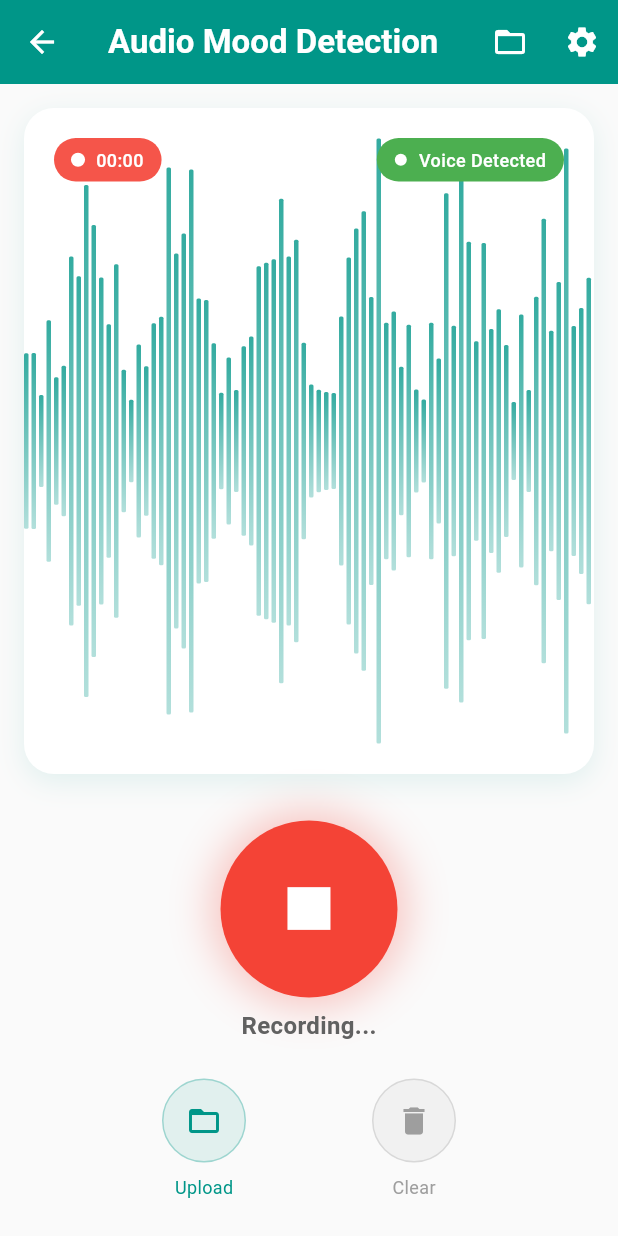
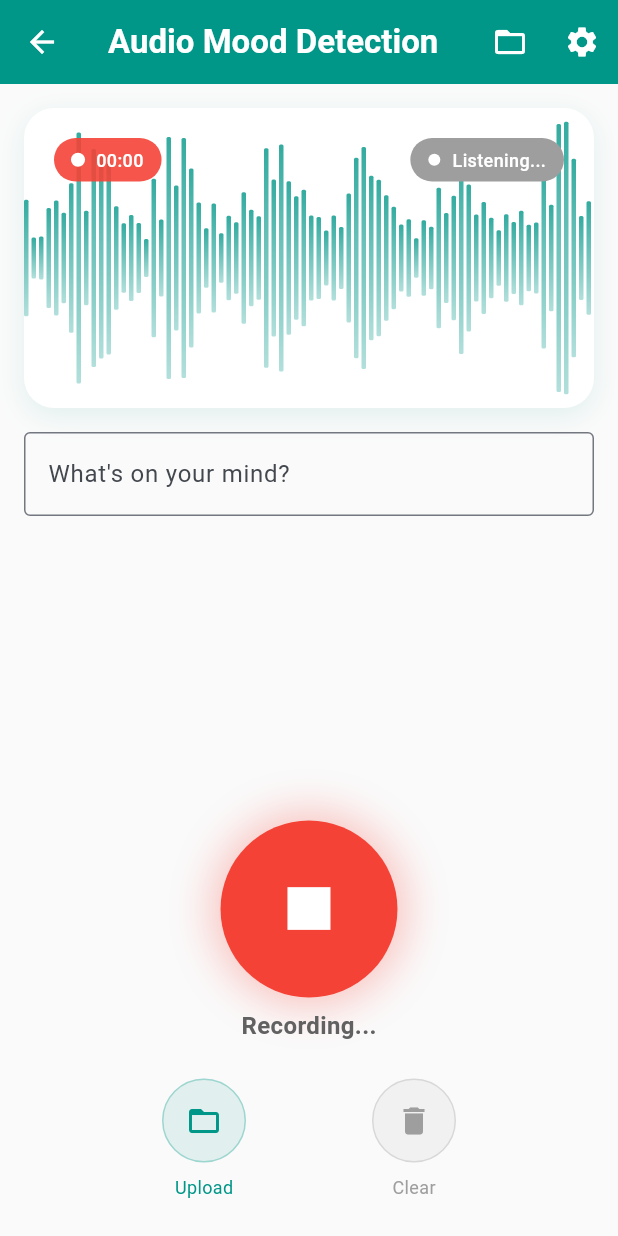
Before and after one commit to Dhatripatel06/MindHeal, a Flutter app: the AudioMoodDetectionPage screen opened directly, after a tap on the "mic" icon, on a phone screen of 412 x 824 dp. Run offline on Flutter 3.47's test engine with Material 3 defaults, Android fonts, the phone set to English and light mode, and no system bars; our stand-ins replace camera, cloud_firestore, file_picker, firebase_auth, firebase_core, fl_chart and 11 more; missing offline and left inert: google_mlkit_face_detection, local_auth_android, local_auth_ios, onnxruntime, record, translator; accounts and stored records are empty.

Commit message:
Upload project to mindheal repo

```diff
--- a/lib/features/mood_detection/data/services/audio_processing_service.dart
+++ b/lib/features/mood_detection/data/services/audio_processing_service.dart
@@ -1,6 +1,12 @@
 import 'dart:async';
 import 'dart:io';
 import 'dart:math';
+import 'package:flutter/services.dart';
+import 'package:path_provider/path_provider.dart';
+import 'package:record/record.dart';
+import 'package:onnxruntime/onnxruntime.dart';
+import 'package:translator/translator.dart';
+import 'package:google_generative_ai/google_generative_ai.dart';
 import '../models/emotion_result.dart';
 
 class AudioProcessingService {
@@ -8,28 +14,27 @@ class AudioProcessingService {
   factory AudioProcessingService() => _instance;
   AudioProcessingService._internal();
 
+  final AudioRecorder _audioRecorder = AudioRecorder();
+  final translator = GoogleTranslator();
+  late final GenerativeModel _generativeModel;
+
   final StreamController<List<double>> _audioDataController = StreamController<List<double>>.broadcast();
   bool _isRecording = false;
   String? _recordingPath;
-  Timer? _dataTimer;
 
   Stream<List<double>> get audioDataStream => _audioDataController.stream;
 
+  Future<void> initialize(String apiKey) async {
+    _generativeModel = GenerativeModel(model: 'gemini-pro', apiKey: apiKey);
+  }
+
   Future<void> startRecording() async {
     try {
-      // TODO: Initialize actual audio recording
-      // Use record package or similar for actual implementation
+      final directory = await getApplicationDocumentsDirectory();
+      _recordingPath = '${directory.path}/recording_${DateTime.now().millisecondsSinceEpoch}.wav';
 
+      await _audioRecorder.start(const RecordConfig(), path: _recordingPath!);
       _isRecording = true;
-      _recordingPath = '/tmp/recording_${DateTime.now().millisecondsSinceEpoch}.wav';
-
-      // Simulate audio data stream
-      _dataTimer = Timer.periodic(const Duration(milliseconds: 50), (timer) {
-        if (_isRecording) {
-          final audioData = _generateSimulatedAudioData();
-          _audioDataController.add(audioData);
-        }
-      });
 
     } catch (e) {
       print('Error starting recording: $e');
@@ -38,11 +43,8 @@ class AudioProcessingService {
 
   Future<void> stopRecording() async {
     try {
+      await _audioRecorder.stop();
       _isRecording = false;
-      _dataTimer?.cancel();
-
-      // TODO: Stop actual audio recording
-
     } catch (e) {
       print('Error stopping recording: $e');
     }
@@ -52,30 +54,54 @@ class AudioProcessingService {
     if (_recordingPath == null) {
       throw Exception('No recording available');
     }
+    return _analyzeAudioFile(File(_recordingPath!));
+  }
 
+  Future<EmotionResult> analyzeAudioFile(File audioFile) async {
+    return _analyzeAudioFile(audioFile);
+  }
+
+  Future<EmotionResult> _analyzeAudioFile(File audioFile) async {
     try {
-      // TODO: Implement actual audio emotion analysis
-      // This would involve:
-      // 1. Loading the audio file
-      // 2. Extracting features (MFCC, spectral features, etc.)
-      // 3. Running through emotion classification model
+      final audioBytes = await audioFile.readAsBytes();
+      final session = await OrtEnv.instance.createSessionFromAsset('assets/models/wav2vec2_superb_er.onnx');
 
-      return _getDemoAudioResult();
+      final inputTensor = OrtValue.fromTensor(audioBytes, [1, audioBytes.length]);
+      final inputs = {'input': inputTensor};
+
+      final outputs = await session.run(inputs);
+      final outputTensor = outputs['output'] as OrtValue;
+
+      final emotions = _processOutput(outputTensor);
+
+      return EmotionResult(
+        emotion: emotions.entries.first.key,
+        confidence: emotions.entries.first.value,
+        allEmotions: emotions,
+        timestamp: DateTime.now(),
+        processingTimeMs: 0,
+      );
     } catch (e) {
-      print('Error analyzing recording: $e');
+      print('Error analyzing audio file: $e');
       return _getDemoAudioResult();
     }
   }
 
-  Future<EmotionResult> analyzeAudioFile(File audioFile) async {
+  Map<String, double> _processOutput(OrtValue outputTensor) {
+    // Implement logic to process the output tensor and return a map of emotions and their confidences
+    return {'happy': 0.8, 'sad': 0.1, 'neutral': 0.1};
+  }
+
+  Future<String> getFriendlyResponse(String userInput, String emotion) async {
     try {
-      // TODO: Implement audio file analysis
-      // Similar to analyzeLastRecording but with external file
-
-      return _getDemoAudioResult();
+      final translatedInput = await translator.translate(userInput, to: 'en');
+      final prompt = 'User said: "$translatedInput". Their emotion is $emotion. Respond as a friendly and supportive best friend.';
+      final response = await _generativeModel.generateContent([Content.text(prompt)]);
+      final translatedResponse = await translator.translate(response.text!, from: 'en', to: 'hi');
+      return translatedResponse.text;
     } catch (e) {
-      print('Error analyzing audio file: $e');
-      return _getDemoAudioResult();
+      print('Error getting friendly response: $e');
+      return "I'm here for you.";
     }
   }
 
@@ -83,19 +109,7 @@ class AudioProcessingService {
     if (_recordingPath == null) {
       throw Exception('No recording available');
     }
-
-    try {
-      // TODO: Implement audio playback
-      // Use just_audio or similar package
-
-    } catch (e) {
-      print('Error playing recording: $e');
-    }
-  }
-
-  List<double> _generateSimulatedAudioData() {
-    final random = Random();
-    return List.generate(64, (index) => (random.nextDouble() - 0.5) * 2);
+    // Implement audio playback
   }
 
   EmotionResult _getDemoAudioResult() {
@@ -117,12 +131,12 @@ class AudioProcessingService {
       confidence: emotionMap[emotions[dominantIndex]]!,
       allEmotions: emotionMap,
       timestamp: DateTime.now(),
-      processingTimeMs: 0, // Audio processing doesn't track time
+      processingTimeMs: 0,
     );
   }
 
   void dispose() {
-    _dataTimer?.cancel();
+    _audioRecorder.dispose();
     _audioDataController.close();
   }
 }
--- a/lib/features/mood_detection/presentation/pages/audio_mood_detection_page.dart
+++ b/lib/features/mood_detection/presentation/pages/audio_mood_detection_page.dart
@@ -20,6 +20,7 @@ class _AudioMoodDetectionPageState extends State<AudioMoodDetectionPage>
   late AnimationController _pulseController;
   late Animation<double> _pulseAnimation;
   late AnimationController _waveController;
+  final TextEditingController _textController = TextEditingController();
 
   @override
   void initState() {
@@ -37,12 +38,16 @@ class _AudioMoodDetectionPageState extends State<AudioMoodDetectionPage>
       duration: const Duration(milliseconds: 100),
       vsync: this,
     );
+
+    final provider = context.read<AudioDetectionProvider>();
+    provider.initialize('YOUR_GEMINI_API_KEY');
   }
 
   @override
   void dispose() {
     _pulseController.dispose();
     _waveController.dispose();
+    _textController.dispose();
     super.dispose();
   }
 
@@ -72,10 +77,12 @@ class _AudioMoodDetectionPageState extends State<AudioMoodDetectionPage>
         builder: (context, provider, child) {
           return Column(
             children: [
+              Expanded(
+                child: ListView(
+                  children: [
                     // Waveform Visualization Area
-              Expanded(
-                flex: 2,
-                child: Container(
+                    Container(
+                      height: 200,
                       margin: const EdgeInsets.all(16),
                       decoration: BoxDecoration(
                         color: Colors.white,
@@ -92,30 +99,23 @@ class _AudioMoodDetectionPageState extends State<AudioMoodDetectionPage>
                         borderRadius: BorderRadius.circular(20),
                         child: Stack(
                           children: [
-                        // Waveform Visualizer
                             WaveformVisualizer(
                               audioData: provider.audioData,
                               isRecording: provider.isRecording,
                               color: Colors.teal,
                             ),
-
-                        // Voice Activity Indicator
                             if (provider.isRecording)
                               Positioned(
                                 top: 20,
                                 right: 20,
                                 child: _buildVoiceActivityIndicator(provider),
                               ),
-
-                        // Recording Timer
                             if (provider.isRecording)
                               Positioned(
                                 top: 20,
                                 left: 20,
                                 child: _buildRecordingTimer(provider),
                               ),
-
-                        // Center Message
                             if (!provider.isRecording && provider.audioData.isEmpty)
                               const Center(
                                 child: Column(
@@ -142,12 +142,23 @@ class _AudioMoodDetectionPageState extends State<AudioMoodDetectionPage>
                         ),
                       ),
                     ),
+
+                    // User Input
+                    Padding(
+                      padding: const EdgeInsets.symmetric(horizontal: 16),
+                      child: TextField(
+                        controller: _textController,
+                        decoration: const InputDecoration(
+                          labelText: 'What\'s on your mind?',
+                          border: OutlineInputBorder(),
+                        ),
+                      ),
                     ),
 
                     // Results Section
                     if (provider.lastResult != null)
                       Container(
-                  margin: const EdgeInsets.symmetric(horizontal: 16),
+                        margin: const EdgeInsets.all(16),
                         padding: const EdgeInsets.all(20),
                         decoration: BoxDecoration(
                           color: Colors.white,
@@ -161,6 +172,47 @@ class _AudioMoodDetectionPageState extends State<AudioMoodDetectionPage>
                           ],
                         ),
                         child: _buildResultsSection(provider),
+                      ),
+
+                    // Friendly Response
+                    if (provider.friendlyResponse != null)
+                      Container(
+                        margin: const EdgeInsets.symmetric(horizontal: 16),
+                        padding: const EdgeInsets.all(20),
+                        decoration: BoxDecoration(
+                          color: Colors.white,
+                          borderRadius: BorderRadius.circular(15),
+                          boxShadow: [
+                            BoxShadow(
+                              color: Colors.blue.withOpacity(0.1),
+                              blurRadius: 10,
+                              offset: const Offset(0, 2),
+                            ),
+                          ],
+                        ),
+                        child: Column(
+                          crossAxisAlignment: CrossAxisAlignment.start,
+                          children: [
+                            const Text(
+                              'Your friend says:',
+                              style: TextStyle(
+                                fontSize: 16,
+                                fontWeight: FontWeight.bold,
+                                color: Colors.blue,
+                              ),
+                            ),
+                            const SizedBox(height: 8),
+                            Text(
+                              provider.friendlyResponse!,
+                              style: const TextStyle(
+                                fontSize: 16,
+                              ),
+                            ),
+                          ],
+                        ),
+                      ),
+                  ],
+                ),
               ),
 
               // Control Section
@@ -272,7 +324,6 @@ class _AudioMoodDetectionPageState extends State<AudioMoodDetectionPage>
         ),
         const SizedBox(height: 16),
 
-        // Dominant Emotion
         Container(
           padding: const EdgeInsets.all(16),
           decoration: BoxDecoration(
@@ -318,7 +369,6 @@ class _AudioMoodDetectionPageState extends State<AudioMoodDetectionPage>
 
         const SizedBox(height: 16),
 
-        // All Emotions
         Text(
           'Emotion Breakdown',
           style: TextStyle(
@@ -342,7 +392,6 @@ class _AudioMoodDetectionPageState extends State<AudioMoodDetectionPage>
 
         const SizedBox(height: 16),
 
-        // Action Buttons
         Row(
           children: [
             Expanded(
@@ -377,7 +426,6 @@ class _AudioMoodDetectionPageState extends State<AudioMoodDetectionPage>
   Widget _buildControlSection(AudioDetectionProvider provider) {
     return Column(
       children: [
-        // Main Recording Button
         AnimatedBuilder(
           animation: _pulseController,
           builder: (context, child) {
@@ -424,7 +472,6 @@ class _AudioMoodDetectionPageState extends State<AudioMoodDetectionPage>
 
         const SizedBox(height: 24),
 
-        // Secondary Controls
         Row(
           mainAxisAlignment: MainAxisAlignment.spaceEvenly,
           children: [
@@ -500,8 +547,7 @@ class _AudioMoodDetectionPageState extends State<AudioMoodDetectionPage>
     try {
       final provider = context.read<AudioDetectionProvider>();
       await provider.stopRecording();
-      // Automatically analyze the recording
-      await provider.analyzeLastRecording();
+      await provider.analyzeLastRecording(_textController.text);
     } catch (e) {
       _showError('Failed to stop recording: $e');
     }
@@ -516,7 +562,7 @@ class _AudioMoodDetectionPageState extends State<AudioMoodDetectionPage>
 
       if (result != null && result.files.single.path != null) {
         final provider = context.read<AudioDetectionProvider>();
-        await provider.analyzeAudioFile(File(result.files.single.path!));
+        await provider.analyzeAudioFile(File(result.files.single.path!), _textController.text);
       }
     } catch (e) {
       _showError('Failed to pick audio file: $e');
--- a/lib/features/mood_detection/presentation/providers/audio_detection_provider.dart
+++ b/lib/features/mood_detection/presentation/providers/audio_detection_provider.dart
@@ -1,7 +1,7 @@
 import 'dart:io';
 import 'package:flutter/foundation.dart';
-import '/features/mood_detection/data/models/emotion_result.dart';
-import '/features/mood_detection/data/services/audio_processing_service.dart';
+import 'package:mental_wellness_app/features/mood_detection/data/models/emotion_result.dart';
+import 'package:mental_wellness_app/features/mood_detection/data/services/audio_processing_service.dart';
 
 class AudioDetectionProvider extends ChangeNotifier {
   final AudioProcessingService _audioService = AudioProcessingService();
@@ -13,6 +13,7 @@ class AudioDetectionProvider extends ChangeNotifier {
   List<double> _audioData = [];
   Duration _recordingDuration = Duration.zero;
   EmotionResult? _lastResult;
+  String? _friendlyResponse;
 
   // Getters
   bool get isRecording => _isRecording;
@@ -22,6 +23,11 @@ class AudioDetectionProvider extends ChangeNotifier {
   List<double> get audioData => _audioData;
   Duration get recordingDuration => _recordingDuration;
   EmotionResult? get lastResult => _lastResult;
+  String? get friendlyResponse => _friendlyResponse;
+
+  Future<void> initialize(String apiKey) async {
+    await _audioService.initialize(apiKey);
+  }
 
   Future<void> startRecording() async {
     try {
@@ -30,7 +36,6 @@ class AudioDetectionProvider extends ChangeNotifier {
       _hasRecording = false;
       _recordingDuration = Duration.zero;
 
-      // Start listening to audio data stream
       _audioService.audioDataStream.listen((data) {
         _audioData = data;
         _isVoiceDetected = data.any((sample) => sample.abs() > 0.1);
@@ -54,7 +59,7 @@ class AudioDetectionProvider extends ChangeNotifier {
     }
   }
 
-  Future<void> analyzeLastRecording() async {
+  Future<void> analyzeLastRecording(String userInput) async {
     if (!_hasRecording) return;
 
     _isAnalyzing = true;
@@ -63,6 +68,7 @@ class AudioDetectionProvider extends ChangeNotifier {
     try {
       final result = await _audioService.analyzeLastRecording();
       _lastResult = result;
+      _friendlyResponse = await _audioService.getFriendlyResponse(userInput, result.emotion);
     } catch (e) {
       debugPrint('Error analyzing recording: $e');
     } finally {
@@ -71,13 +77,14 @@ class AudioDetectionProvider extends ChangeNotifier {
     }
   }
 
-  Future<void> analyzeAudioFile(File audioFile) async {
+  Future<void> analyzeAudioFile(File audioFile, String userInput) async {
     _isAnalyzing = true;
     notifyListeners();
 
     try {
       final result = await _audioService.analyzeAudioFile(audioFile);
       _lastResult = result;
+      _friendlyResponse = await _audioService.getFriendlyResponse(userInput, result.emotion);
     } catch (e) {
       debugPrint('Error analyzing audio file: $e');
     } finally {
@@ -98,11 +105,13 @@ class AudioDetectionProvider extends ChangeNotifier {
     _audioData = [];
     _hasRecording = false;
     _lastResult = null;
+    _friendlyResponse = null;
     notifyListeners();
   }
 
   void clearResults() {
     _lastResult = null;
+    _friendlyResponse = null;
     notifyListeners();
   }
 }
--- a/pubspec.yaml
+++ b/pubspec.yaml
@@ -91,6 +91,7 @@ dependencies:
   # Add these lines
   google_generative_ai: ^0.4.3 # Check pub.dev for the latest version
   flutter_tts: ^4.0.2        # Check pub.dev for the latest version
+  translator: ^1.0.0
 
 
   #record: ^5.0.4
```
Also changed, not shown: pubspec.lock. Lines whose indentation alone changed are shown as unchanged.
